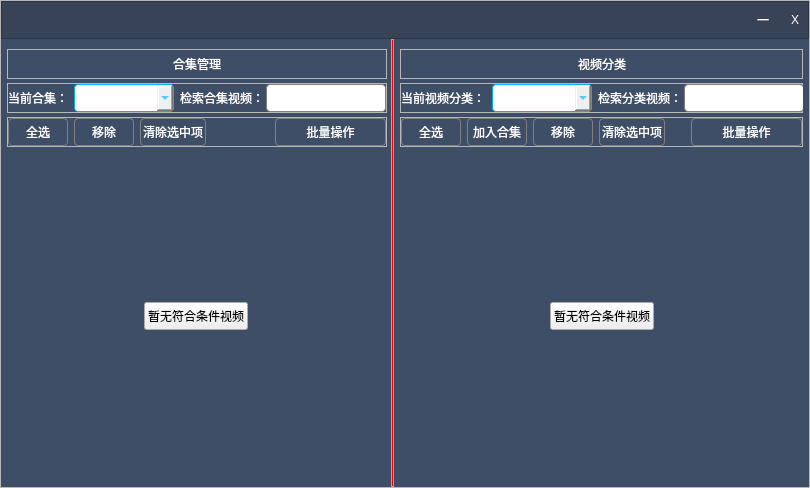
This is VideoPlayer/creator/mywork/SortDialog.ui in huizhang556/pc-video-player as Qt 5 draws it before an edit. The edited form follows.
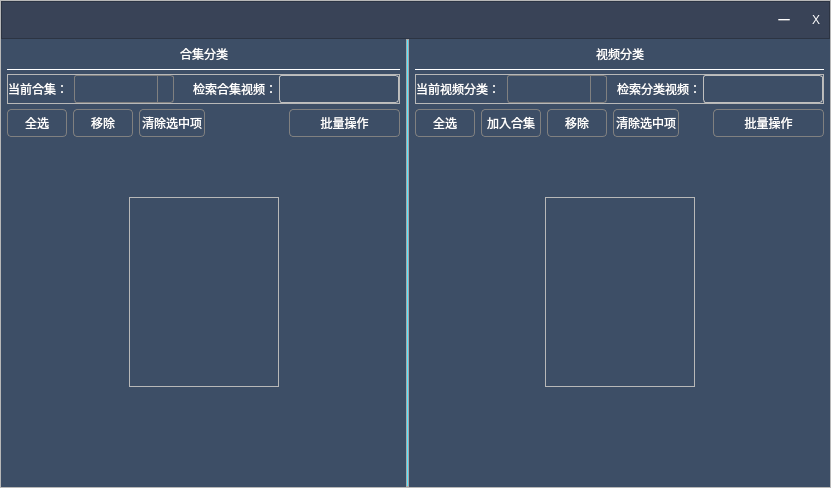
This is the edited form. The open tabs and pages were chosen to show the change. Icons and pictures are not drawn.

Commit message: 合集查询修改+收益查询

```diff
--- a/VideoPlayer/creator/mywork/SortDialog.ui
+++ b/VideoPlayer/creator/mywork/SortDialog.ui
@@ -6,7 +6,7 @@
    <rect>
     <x>0</x>
     <y>0</y>
-    <width>810</width>
+    <width>831</width>
     <height>488</height>
    </rect>
   </property>
@@ -227,8 +227,7 @@
          <string notr="true">QSplitter::handle 
 {
 border: 1px solid darkgray;
-
-background:red;
+background: #57e5ff;
 
 }
 
@@ -259,7 +258,7 @@
         <widget class="QFrame" name="frame_L">
          <property name="minimumSize">
           <size>
-           <width>390</width>
+           <width>405</width>
            <height>0</height>
           </size>
          </property>
@@ -273,9 +272,15 @@
           <property name="leftMargin">
            <number>6</number>
           </property>
+          <property name="topMargin">
+           <number>0</number>
+          </property>
           <property name="rightMargin">
            <number>6</number>
           </property>
+          <property name="bottomMargin">
+           <number>5</number>
+          </property>
           <item>
            <widget class="QWidget" name="widget_heji" native="true">
             <property name="minimumSize">
@@ -321,7 +326,13 @@
                 </size>
                </property>
                <property name="styleSheet">
-                <string notr="true">QPushButton
+                <string notr="true">#frame_heji_t
+{
+border: 0px solid white;
+border-bottom-width: 1px;
+}
+
+QPushButton
 {
 color: white;
 border: 0px solid gray;
@@ -378,7 +389,7 @@
                    </size>
                   </property>
                   <property name="text">
-                   <string>合集管理</string>
+                   <string>合集分类</string>
                   </property>
                  </widget>
                 </item>
@@ -418,13 +429,6 @@
 color: white;
 }
 
-QComboBox
-{
-color: #03b2f5;
-border: 1px solid #03b2f5;
-border-radius: 4px;
-}
-
 QPushButton
 {
 color: white;
@@ -438,12 +442,7 @@
 border: 1px solid #03b2f5;
 }
 
-QLineEdit
-{
-color: #03b2f5;
-border: 1px solid gray;
-border-radius: 4px;
-}</string>
+</string>
                </property>
                <property name="frameShape">
                 <enum>QFrame::StyledPanel</enum>
@@ -500,6 +499,44 @@
                     <height>28</height>
                    </size>
                   </property>
+                  <property name="styleSheet">
+                   <string notr="true">QComboBox
+{
+color: #03b2f5;
+border: 1px solid gray;
+border-radius: 3px;
+background-color: rgba(61, 78, 102,0.3);
+}
+
+QComboBox::drop-down
+{
+border: 0px solid gray;
+border-left-width: 1px;
+}
+
+QComboBox::down-arrow 
+{
+border-image: url(:/images/fileitem/combobox_down.png);
+}
+
+QListView
+{
+background-color: rgba(61, 78, 102,0.3);
+}
+
+QListView::item
+{
+color: gray;
+height: 26px;
+background-color: rgba(61, 78, 102,0.8);
+}
+
+QListView::item:hover
+{
+color: white;
+background-color: rgba(61, 78, 102,0.8);
+}</string>
+                  </property>
                  </widget>
                 </item>
                 <item>
@@ -548,6 +585,37 @@
                     <height>28</height>
                    </size>
                   </property>
+                  <property name="styleSheet">
+                   <string notr="true">QLineEdit
+{
+color: #03b2f5;
+border-radius: 3px;
+border: 1px solid #BFBFBF;
+background-color: rgba(61, 78, 102,0.3);
+}
+
+QLineEdit::selected 
+{
+color: white;
+background-color: #3399FF;
+}
+
+QLineEdit:hover
+{
+border: 1px solid #5ae1eb;
+}
+
+QLineEdit:focus 
+{
+border: 1px solid #3399FF;
+}
+
+QLineEdit::cursor 
+{
+width: 1px;
+background-color: black;
+}</string>
+                  </property>
                  </widget>
                 </item>
                </layout>
@@ -568,7 +636,12 @@
                 </size>
                </property>
                <property name="styleSheet">
-                <string notr="true">QPushButton
+                <string notr="true">#frame_heji_ctl
+{
+border: 0px solid white;
+}
+
+QPushButton
 {
 color: white;
 border: 1px solid gray;
@@ -861,7 +934,7 @@
             <widget class="QWidget" name="page_blank_L">
              <layout class="QVBoxLayout" name="verticalLayout_13">
               <item>
-               <layout class="QVBoxLayout" name="verticalLayout_12">
+               <layout class="QVBoxLayout" name="verticalLayout_12" stretch="3,1,6">
                 <item>
                  <spacer name="verticalSpacer_4">
                   <property name="orientation">
@@ -891,22 +964,88 @@
                    </spacer>
                   </item>
                   <item>
-                   <widget class="QPushButton" name="pushButton_heji_blank">
+                   <widget class="QFrame" name="frame_L_blank">
                     <property name="minimumSize">
                      <size>
-                      <width>0</width>
-                      <height>28</height>
+                      <width>150</width>
+                      <height>190</height>
                      </size>
                     </property>
                     <property name="maximumSize">
                      <size>
-                      <width>16777215</width>
-                      <height>28</height>
+                      <width>150</width>
+                      <height>190</height>
                      </size>
                     </property>
-                    <property name="text">
-                     <string>暂无符合条件视频</string>
+                    <property name="frameShape">
+                     <enum>QFrame::StyledPanel</enum>
                     </property>
+                    <property name="frameShadow">
+                     <enum>QFrame::Raised</enum>
+                    </property>
+                    <layout class="QVBoxLayout" name="verticalLayout">
+                     <property name="spacing">
+                      <number>0</number>
+                     </property>
+                     <property name="leftMargin">
+                      <number>0</number>
+                     </property>
+                     <property name="topMargin">
+                      <number>0</number>
+                     </property>
+                     <property name="rightMargin">
+                      <number>0</number>
+                     </property>
+                     <property name="bottomMargin">
+                      <number>0</number>
+                     </property>
+                     <item>
+                      <widget class="QLabel" name="label_L_blank">
+                       <property name="minimumSize">
+                        <size>
+                         <width>150</width>
+                         <height>150</height>
+                        </size>
+                       </property>
+                       <property name="maximumSize">
+                        <size>
+                         <width>150</width>
+                         <height>150</height>
+                        </size>
+                       </property>
+                       <property name="text">
+                        <string/>
+                       </property>
+                      </widget>
+                     </item>
+                     <item>
+                      <widget class="QPushButton" name="pushButton_heji_blank">
+                       <property name="minimumSize">
+                        <size>
+                         <width>150</width>
+                         <height>30</height>
+                        </size>
+                       </property>
+                       <property name="maximumSize">
+                        <size>
+                         <width>150</width>
+                         <height>30</height>
+                        </size>
+                       </property>
+                       <property name="styleSheet">
+                        <string notr="true">QPushButton
+{
+border: none;
+color: white;
+font: 400 18px &quot;微软雅黑&quot;;
+}</string>
+                       </property>
+                       <property name="text">
+                        <string/>
+                       </property>
+                      </widget>
+                     </item>
+                    </layout>
                    </widget>
                   </item>
                   <item>
@@ -962,9 +1101,15 @@
           <property name="leftMargin">
            <number>6</number>
           </property>
+          <property name="topMargin">
+           <number>0</number>
+          </property>
           <property name="rightMargin">
            <number>6</number>
           </property>
+          <property name="bottomMargin">
+           <number>5</number>
+          </property>
           <item>
            <widget class="QWidget" name="widget_medias" native="true">
             <property name="minimumSize">
@@ -1010,7 +1155,13 @@
                 </size>
                </property>
                <property name="styleSheet">
-                <string notr="true">QPushButton
+                <string notr="true">#frame_medias_t
+{
+border: 0px solid white;
+border-bottom-width: 1px;
+}
+
+QPushButton
 {
 color: white;
 border: 0px solid gray;
@@ -1107,12 +1258,6 @@
 color: white;
 }
 
-QComboBox
-{
-color: #03b2f5;
-border: 1px solid #03b2f5;
-border-radius: 4px;
-}
 
 QPushButton
 {
@@ -1125,13 +1270,6 @@
 {
 color: #03b2f5;
 border: 1px solid #03b2f5;
-}
-
-QLineEdit
-{
-color: #03b2f5;
-border: 1px solid gray;
-border-radius: 4px;
 }</string>
                </property>
                <property name="frameShape">
@@ -1189,6 +1327,44 @@
                     <height>28</height>
                    </size>
                   </property>
+                  <property name="styleSheet">
+                   <string notr="true">QComboBox
+{
+color: #03b2f5;
+border: 1px solid gray;
+border-radius: 3px;
+background-color: rgba(61, 78, 102,0.3);
+}
+
+QComboBox::drop-down
+{
+border: 0px solid gray;
+border-left-width: 1px;
+}
+
+QComboBox::down-arrow 
+{
+border-image: url(:/images/fileitem/combobox_down.png);
+}
+
+QListView
+{
+background-color: rgba(61, 78, 102,0.3);
+}
+
+QListView::item
+{
+color: gray;
+height: 26px;
+background-color: rgba(61, 78, 102,0.8);
+}
+
+QListView::item:hover
+{
+color: white;
+background-color: rgba(61, 78, 102,0.8);
+}</string>
+                  </property>
                  </widget>
                 </item>
                 <item>
@@ -1237,6 +1413,37 @@
                     <height>28</height>
                    </size>
                   </property>
+                  <property name="styleSheet">
+                   <string notr="true">QLineEdit
+{
+color: #03b2f5;
+border-radius: 3px;
+border: 1px solid #BFBFBF;
+background-color: rgba(61, 78, 102,0.3);
+}
+
+QLineEdit::selected 
+{
+color: white;
+background-color: #3399FF;
+}
+
+QLineEdit:hover
+{
+border: 1px solid #5ae1eb;
+}
+
+QLineEdit:focus 
+{
+border: 1px solid #3399FF;
+}
+
+QLineEdit::cursor 
+{
+width: 1px;
+background-color: black;
+}</string>
+                  </property>
                  </widget>
                 </item>
                </layout>
@@ -1257,7 +1464,12 @@
                 </size>
                </property>
                <property name="styleSheet">
-                <string notr="true">QPushButton
+                <string notr="true">#frame_medias_ctl
+{
+border: 0px solid white;
+}
+
+QPushButton
 {
 color: white;
 border: 1px solid gray;
@@ -1550,7 +1762,7 @@
             <widget class="QWidget" name="page_blank_R">
              <layout class="QVBoxLayout" name="verticalLayout_11">
               <item>
-               <layout class="QVBoxLayout" name="verticalLayout_10">
+               <layout class="QVBoxLayout" name="verticalLayout_10" stretch="3,1,6">
                 <item>
                  <spacer name="verticalSpacer_2">
                   <property name="orientation">
@@ -1580,22 +1792,88 @@
                    </spacer>
                   </item>
                   <item>
-                   <widget class="QPushButton" name="pushButton_medias_blank">
+                   <widget class="QFrame" name="frame_R_blank">
                     <property name="minimumSize">
                      <size>
-                      <width>0</width>
-                      <height>28</height>
+                      <width>150</width>
+                      <height>190</height>
                      </size>
                     </property>
                     <property name="maximumSize">
                      <size>
-                      <width>16777215</width>
-                      <height>28</height>
+                      <width>150</width>
+                      <height>190</height>
                      </size>
                     </property>
-                    <property name="text">
-                     <string>暂无符合条件视频</string>
+                    <property name="frameShape">
+                     <enum>QFrame::StyledPanel</enum>
                     </property>
+                    <property name="frameShadow">
+                     <enum>QFrame::Raised</enum>
+                    </property>
+                    <layout class="QVBoxLayout" name="verticalLayout_3">
+                     <property name="spacing">
+                      <number>0</number>
+                     </property>
+                     <property name="leftMargin">
+                      <number>0</number>
+                     </property>
+                     <property name="topMargin">
+                      <number>0</number>
+                     </property>
+                     <property name="rightMargin">
+                      <number>0</number>
+                     </property>
+                     <property name="bottomMargin">
+                      <number>0</number>
+                     </property>
+                     <item>
+                      <widget class="QLabel" name="label_R_blank">
+                       <property name="minimumSize">
+                        <size>
+                         <width>150</width>
+                         <height>150</height>
+                        </size>
+                       </property>
+                       <property name="maximumSize">
+                        <size>
+                         <width>150</width>
+                         <height>150</height>
+                        </size>
+                       </property>
+                       <property name="text">
+                        <string/>
+                       </property>
+                      </widget>
+                     </item>
+                     <item>
+                      <widget class="QPushButton" name="pushButton_medias_blank">
+                       <property name="minimumSize">
+                        <size>
+                         <width>150</width>
+                         <height>30</height>
+                        </size>
+                       </property>
+                       <property name="maximumSize">
+                        <size>
+                         <width>150</width>
+                         <height>30</height>
+                        </size>
+                       </property>
+                       <property name="styleSheet">
+                        <string notr="true">QPushButton
+{
+border: none;
+color: white;
+font: 400 18px &quot;微软雅黑&quot;;
+}</string>
+                       </property>
+                       <property name="text">
+                        <string/>
+                       </property>
+                      </widget>
+                     </item>
+                    </layout>
                    </widget>
                   </item>
                   <item>
```
Left out of the diff: 67 changed lines with no effect on the pictures. The commit also changes 42 other files.
